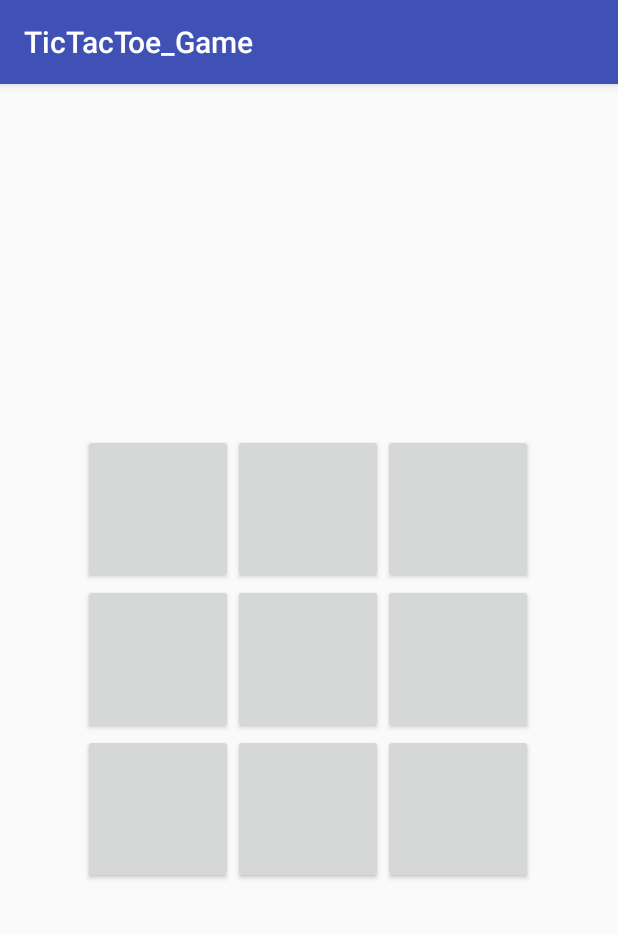
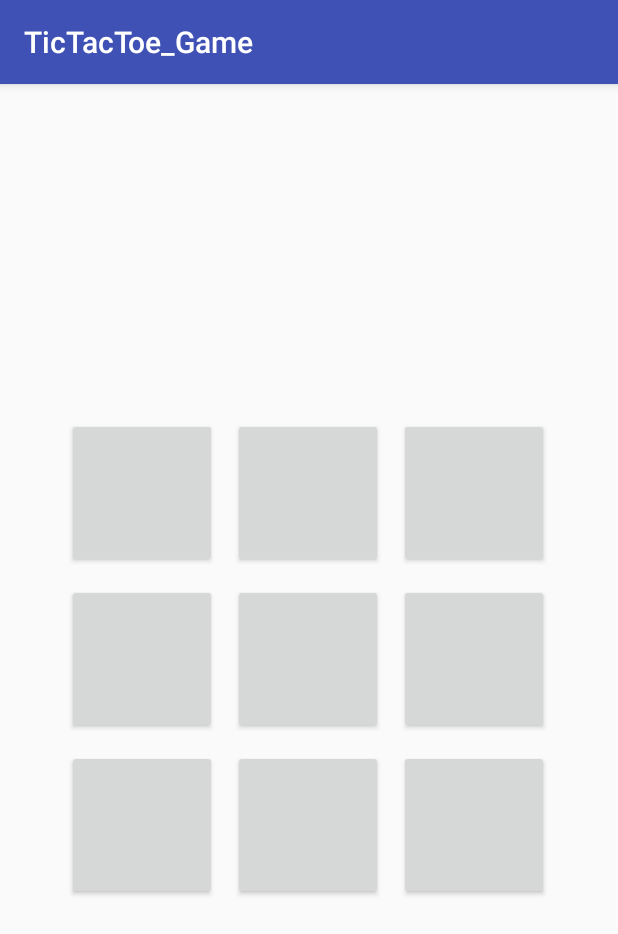
Before and after one commit to taeiim/Kotlin, an Android app: the screen it shows after launch (MainActivity), on a phone screen of 412 x 824 dp. Shown: the top 934 px of the screen. Run offline under Robolectric (Android 15) with nearby library versions, the phone set to English and light mode, and no system bars.

```diff
--- a/TicTacToe Game/app/build.gradle
+++ b/TicTacToe Game/app/build.gradle
@@ -9,7 +9,7 @@ android {
     buildToolsVersion "26.0.2"
     defaultConfig {
         applicationId "com.example.parktaeim.tictactoe_game"
-        minSdkVersion 15
+        minSdkVersion 21
         targetSdkVersion 26
         versionCode 1
         versionName "1.0"
--- a/TicTacToe Game/app/src/main/res/layout/activity_main.xml
+++ b/TicTacToe Game/app/src/main/res/layout/activity_main.xml
@@ -18,19 +18,22 @@
             android:id="@+id/btn1"
             android:layout_width="100dp"
             android:layout_height="100dp"
-            android:onClick="btnClick" />
+            android:onClick="btnClick"
+            android:layout_margin="5dp"/>
 
         <Button
             android:id="@+id/btn2"
             android:layout_width="100dp"
             android:layout_height="100dp"
-            android:onClick="btnClick" />
+            android:onClick="btnClick"
+            android:layout_margin="5dp"/>
 
         <Button
             android:id="@+id/btn3"
             android:layout_width="100dp"
             android:layout_height="100dp"
-            android:onClick="btnClick" />
+            android:onClick="btnClick"
+            android:layout_margin="5dp"/>
     </TableRow>
 
     <TableRow
@@ -42,19 +45,22 @@
             android:id="@+id/btn4"
             android:layout_width="100dp"
             android:layout_height="100dp"
-            android:onClick="btnClick" />
+            android:onClick="btnClick"
+            android:layout_margin="5dp"/>
 
         <Button
             android:id="@+id/btn5"
             android:layout_width="100dp"
             android:layout_height="100dp"
-            android:onClick="btnClick" />
+            android:onClick="btnClick"
+            android:layout_margin="5dp"/>
 
         <Button
             android:id="@+id/btn6"
             android:layout_width="100dp"
             android:layout_height="100dp"
-            android:onClick="btnClick" />
+            android:onClick="btnClick"
+            android:layout_margin="5dp"/>
     </TableRow>
 
     <TableRow
@@ -66,19 +72,22 @@
             android:id="@+id/btn7"
             android:layout_width="100dp"
             android:layout_height="100dp"
-            android:onClick="btnClick" />
+            android:onClick="btnClick"
+            android:layout_margin="5dp"/>
 
         <Button
             android:id="@+id/btn8"
             android:layout_width="100dp"
             android:layout_height="100dp"
-            android:onClick="btnClick" />
+            android:onClick="btnClick"
+            android:layout_margin="5dp"/>
 
         <Button
             android:id="@+id/btn9"
             android:layout_width="100dp"
             android:layout_height="100dp"
-            android:onClick="btnClick" />
+            android:onClick="btnClick"
+            android:layout_margin="5dp"/>
     </TableRow>
 
 </TableLayout>
```
Also changed, not shown: TicTacToe Game/app/src/main/java/com/example/parktaeim/tictactoe_game/MainActivity.kt (+192 -1 lines).
